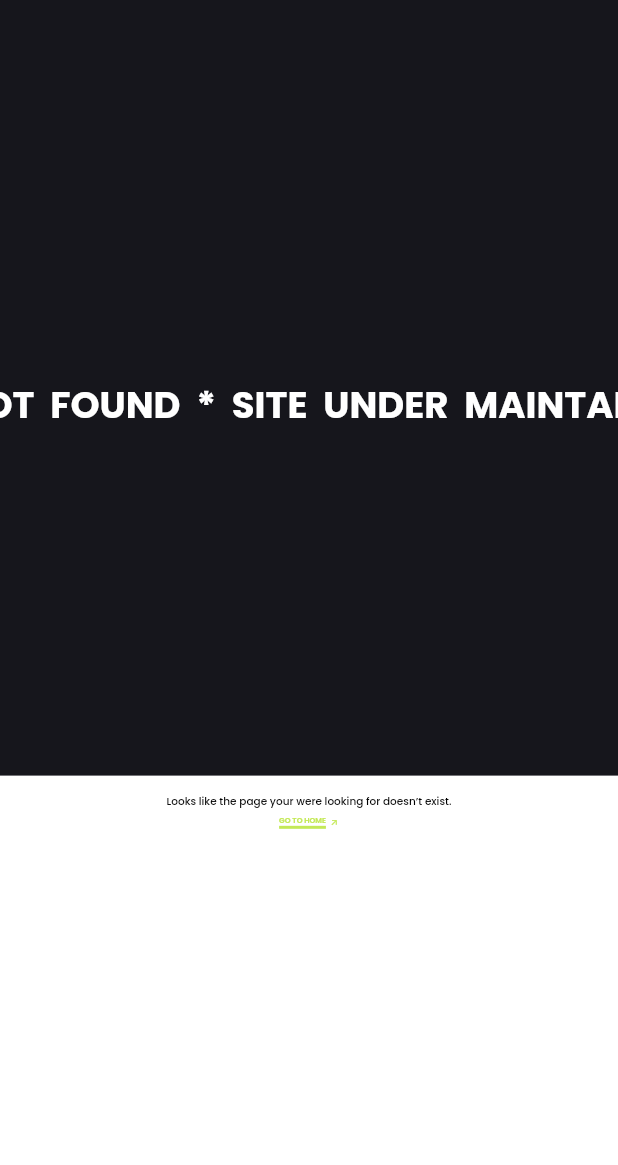
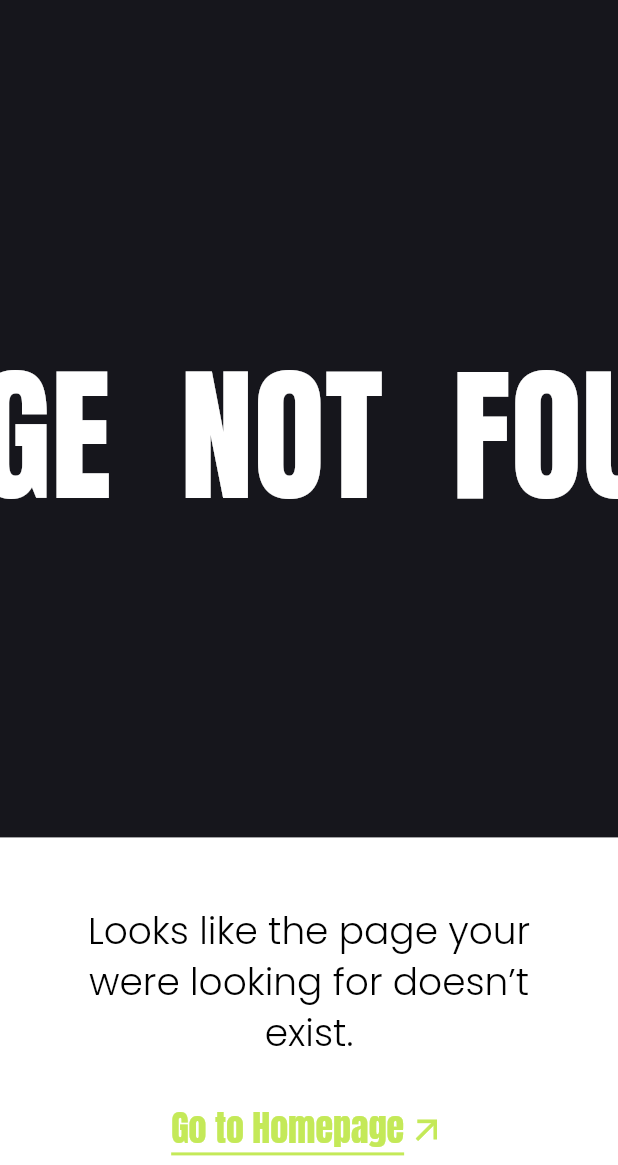
Before and after one commit to RajatKhoware/wakeup_monster_web, a Flutter app: the SiteUnderMaintaince screen opened by its route, on a phone screen of 412 x 824 dp, the part 71-1236 px from its top. Run offline on Flutter 3.47's test engine with Material 3 defaults, Android fonts, the light colour scheme and no system bars; drawn by our look-alikes of toastification; our stand-ins replace dio, fluttertoast, font_awesome_flutter, get, go_router, google_fonts and 1 more; missing offline and left inert: dart:html; key blocks and very long unbroken strings in the code were emptied for the run.

Commit message:
redirection and icon issue and home app bar

```diff
--- a/lib/features/about us/widget/about_hover_text.dart
+++ b/lib/features/about us/widget/about_hover_text.dart
@@ -25,7 +25,7 @@ class _AboutUsHoverTextState extends State<AboutUsHoverText> {
     bool isMobile = width < 600;
     bool isTab = width >= 600 && width < 1271;
     bool isWeb = width >= 1270;
-    return InkWell(
+    return GestureDetector(
       onTap: widget.onTap,
       child: MouseRegion(
         onEnter: (_) => setState(() => isHovered = true),
--- a/lib/features/about us/widget/about_us_categories_section.dart
+++ b/lib/features/about us/widget/about_us_categories_section.dart
@@ -1,9 +1,11 @@
 import 'package:flutter/cupertino.dart';
 import 'package:flutter/material.dart';
+import 'package:go_router/go_router.dart';
 import 'package:wakeup_web/features/about%20us/widget/about_hover_text.dart';
 import 'package:wakeup_web/utils/constant/app_sizer.dart';
 import 'package:wakeup_web/utils/res/comman/app_colors.dart';
 import 'package:wakeup_web/utils/res/my_text.dart';
+import 'package:wakeup_web/utils/res/routing/app_pages.dart';
 
 class AboutUsCategories extends StatelessWidget {
   final List list;
@@ -47,6 +49,7 @@ class AboutUsCategories extends StatelessWidget {
                 padding: EdgeInsets.only(bottom: isMobile ? 4 : height * 0.004),
                 child: AboutUsHoverText(
                   text: list[index],
+                  onTap: () => context.push(AppRoutes.siteUnderMaintaince),
                   // fontSize: width * 0.007,
                   // fontWeight: FontWeight.w300,
                   color: AppColors.white,
--- a/lib/features/home/widgets/home_appbar.dart
+++ b/lib/features/home/widgets/home_appbar.dart
@@ -1,6 +1,7 @@
 import 'package:flutter/material.dart';
 import 'package:go_router/go_router.dart';
 import 'package:wakeup_web/my%20web/controller/my_web_controller.dart';
+import 'package:wakeup_web/my%20web/my_web.dart';
 import 'package:wakeup_web/utils/res/comman/app_colors.dart';
 import 'package:wakeup_web/utils/res/comman/app_images.dart';
 import 'package:wakeup_web/utils/res/comman/app_text.dart';
@@ -17,8 +18,6 @@ class HomeAppBar extends StatefulWidget {
 }
 
 class _HomeAppBarState extends State<HomeAppBar> {
-  bool isDarkTheme = true;
-
   final List _isHovering = [
     false,
     false,
@@ -30,7 +29,7 @@ class _HomeAppBarState extends State<HomeAppBar> {
   Widget build(BuildContext context) {
     // final height = MediaQuery.sizeOf(context).height;
     final width = MediaQuery.sizeOf(context).width;
-    Color appBarBgColor = isDarkTheme ? AppColors.blackBg : AppColors.white;
+    Color appBarBgColor = AppColors.blackBg;
 
     void tap() {
       context.push(AppRoutes.siteUnderMaintaince);
@@ -47,17 +46,20 @@ class _HomeAppBarState extends State<HomeAppBar> {
           mainAxisAlignment: MainAxisAlignment.spaceBetween,
           children: [
             Image.asset(
-              isDarkTheme ? AppImg.logo : AppImg.darkLogo,
+              AppImg.logo,
               width: isMobile ? 90 : width * 0.12,
             ),
-            if (isMobile) ...[
-              Icon(
-                Icons.menu,
-                size: 30,
-                color: AppColors.white,
+            if (isMobile || isTab) ...[
+              InkWell(
+                onTap: () => scaffoldKey.currentState?.openDrawer(),
+                child: Icon(
+                  Icons.menu,
+                  size: 30,
+                  color: AppColors.white,
+                ),
               ),
             ],
-            if (widget.showOptions ?? true && !isMobile) ...[
+            if (widget.showOptions ?? true && isWeb) ...[
               SizedBox(
                 width: width * 0.3,
                 child: Row(
@@ -144,7 +146,7 @@ class _HomeAppBarState extends State<HomeAppBar> {
                 ),
               ),
             ],
-            if (!isMobile) SizedBox(width: width * 0.08)
+            if (isWeb) SizedBox(width: width * 0.08)
           ],
         ),
       ),
--- a/lib/features/maintaince/view/screen/site_under_maintaince.dart
+++ b/lib/features/maintaince/view/screen/site_under_maintaince.dart
@@ -16,6 +16,9 @@ class SiteUnderMaintaince extends StatelessWidget {
   Widget build(BuildContext context) {
     final height = MediaQuery.sizeOf(context).height;
     final width = MediaQuery.sizeOf(context).width;
+    bool isMobile = width < 600;
+    bool isTab = width >= 600 && width < 1271;
+    bool isWeb = width >= 1270;
 
     return Scaffold(
       backgroundColor: AppColors.blackBg,
@@ -27,7 +30,7 @@ class SiteUnderMaintaince extends StatelessWidget {
         //  mainAxisAlignment: MainAxisAlignment.center,
         children: [
           SizedBox(
-            height: height * 0.6,
+            height: isMobile ? height * 0.65 : height * 0.6,
             child: const Center(
               child: ScrollingStrip(
                 scrollLeft: true,
@@ -38,18 +41,22 @@ class SiteUnderMaintaince extends StatelessWidget {
           Expanded(
             child: Container(
               width: width,
+              padding: EdgeInsets.symmetric(horizontal: 40),
               color: AppColors.white,
               child: Column(
+                crossAxisAlignment: CrossAxisAlignment.center,
                 children: [
-                  SizedBox(height: width * 0.03),
+                  SizedBox(height: isMobile ? 45 : width * 0.03),
                   MyTextPoppines(
                     text:
                         "Looks like the page your were looking for doesn’t exist.",
-                    fontSize: width * 0.017,
-                    fontWeight: FontWeight.w500,
+                    fontSize: isMobile ? 25 : 30,
+                    fontWeight: isMobile ? FontWeight.w300 : FontWeight.w500,
                     color: AppColors.black,
+                    textAlign: TextAlign.center,
+                    maxLines: 3,
                   ),
-                  SizedBox(height: width * 0.01),
+                  SizedBox(height: isMobile ? 30 : width * 0.01),
                   const GoToHomePage(),
                 ],
               ),
@@ -207,16 +214,21 @@ class ScrollingStrip extends StatelessWidget {
 
     final combined = [...texts, ...texts];
     final width = MediaQuery.sizeOf(context).width;
+    bool isMobile = width < 600;
+    bool isTab = width >= 600 && width < 1271;
+    bool isWeb = width >= 1270;
     return Row(
       children: combined
           .map(
             (text) => Padding(
               padding: const EdgeInsets.symmetric(horizontal: 20),
-              child: MyTextPoppines(
+              child: MyText(
                 text: text,
                 color: AppColors.white,
-                fontSize: width * 0.06,
-                fontWeight: FontWeight.bold,
+                googleFontFamily: "Anton",
+                fontSize: isMobile ? 98 : 88,
+                //     fontSize: width * 0.06,
+                fontWeight: FontWeight.w500,
                 //stroke: isHovered,
               ),
             ),
@@ -260,11 +272,12 @@ class _GoToHomePageState extends State<GoToHomePage> {
                     width: 2,
                   )),
                 ),
-                child: MyTextPoppines(
-                  text: "GO TO HOME",
+                child: MyText(
+                  text: "Go to Homepage",
                   color: isHover ? AppColors.orange : AppColors.lightGreen,
-                  fontWeight: FontWeight.w600,
-                  fontSize: width * 0.012,
+                  fontWeight: FontWeight.w400,
+                  googleFontFamily: 'Anton',
+                  fontSize: 24,
                   textAlign: TextAlign.center,
                 ),
               ),
@@ -275,7 +288,7 @@ class _GoToHomePageState extends State<GoToHomePage> {
         Icon(
           Icons.arrow_outward,
           color: isHover ? AppColors.orange : AppColors.lightGreen,
-          size: width * 0.015,
+          size: 26,
         ),
       ],
     );
--- a/pubspec.yaml
+++ b/pubspec.yaml
@@ -1,5 +1,5 @@
 name: wakeup_web
-description: A new Flutter project.
+description: Wakeup Monster is a creative agency specializing in design, development, and digital marketing solutions.
 # The following line prevents the package from being accidentally published to
 # pub.dev using `flutter pub publish`. This is preferred for private packages.
 publish_to: "none" # Remove this line if you wish to publish to pub.dev
```
Also changed, not shown: lib/features/our services/widget/service_card.dart (+12 -4 lines), lib/my web/my_web.dart (+121 -0 lines), 9 other files.
